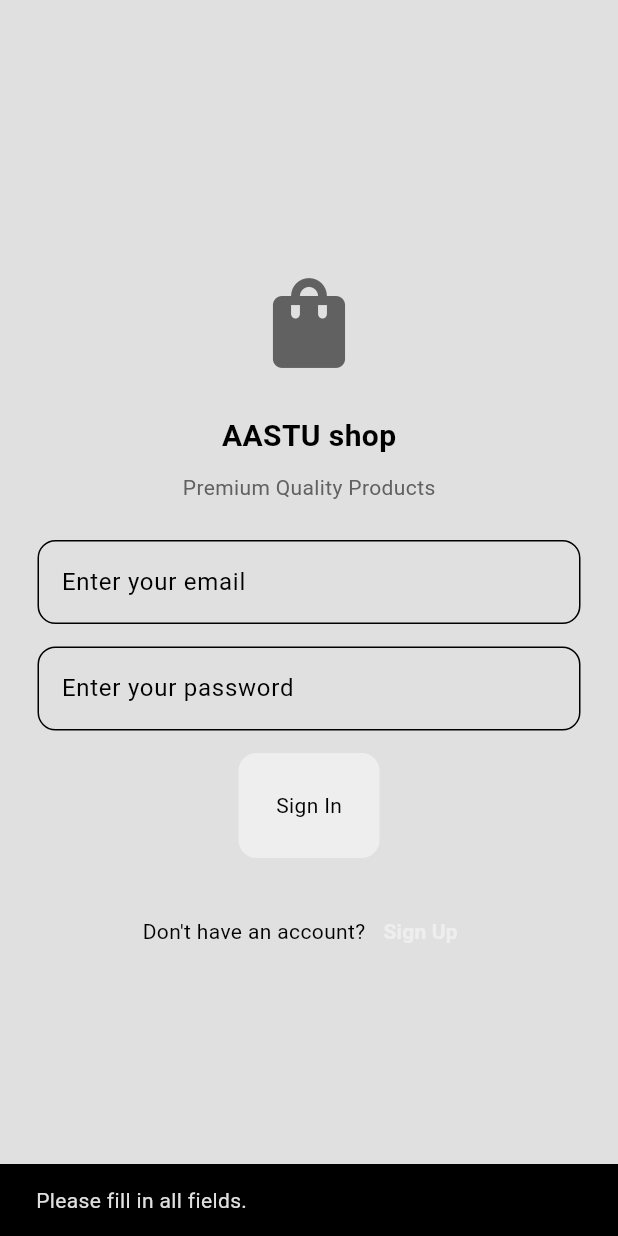
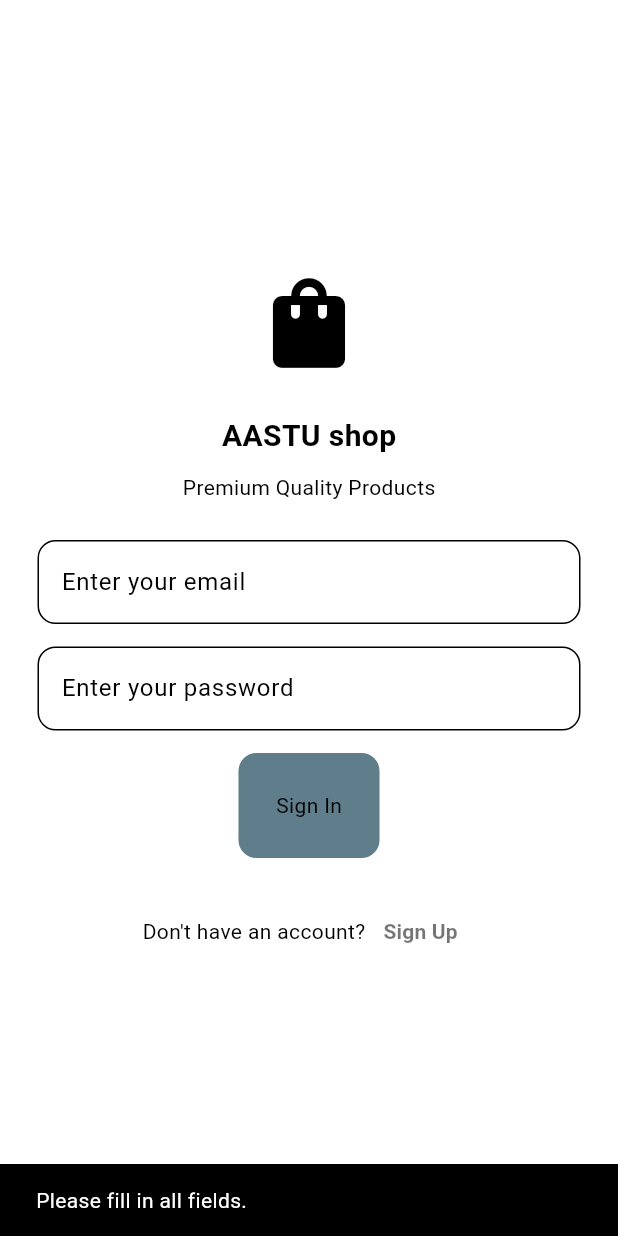
Before and after one commit to Abemchegen/onlineshop, a Flutter app: the screen it shows after launch, after a tap on "Sign In", on a phone screen of 412 x 824 dp. Run offline on Flutter 3.47's test engine with Material 3 defaults, Android fonts, the phone set to English and light mode, and no system bars; our stand-ins replace shared_preferences.

Commit message:
color change

```diff
--- a/lib/pages/intro_page.dart
+++ b/lib/pages/intro_page.dart
@@ -33,9 +33,7 @@ class IntroPage extends StatelessWidget {
           // Save token locally
           SharedPreferences prefs = await SharedPreferences.getInstance();
           prefs.setString('auth_token', token);
-          ScaffoldMessenger.of(context).showSnackBar(
-            const SnackBar(content: Text("Sign-Up Successful!")),
-          );
+
           Navigator.pushNamed(
               context, '/shop_page'); // Navigate to the shop page
         } else {
@@ -120,7 +118,8 @@ class IntroPage extends StatelessWidget {
                   onPressed: () => Navigator.pushNamed(context, '/signup_page'),
                   child: const Text(
                     "Sign Up",
-                    style: TextStyle(fontWeight: FontWeight.bold),
+                    style: TextStyle(fontWeight: FontWeight.bold, color: Colors.black54),
+
                   ),
                 ),
               ],
--- a/lib/pages/signup_page.dart
+++ b/lib/pages/signup_page.dart
@@ -43,13 +43,10 @@ class SignUpPage extends StatelessWidget {
           password: password,
         );
 
-        // Debug: print the response to understand its structure
-        print("Response: $response");
-
         if (response["status"] != null &&
             response['status'] == 'Account created successfully') {
           Navigator.pop(context);
-          Navigator.pushNamed(context, '/shop_page');
+          Navigator.pushNamed(context, '/signup_page');
           print("here");
         } else {
           ScaffoldMessenger.of(context).showSnackBar(
--- a/lib/theme/light_mode.dart
+++ b/lib/theme/light_mode.dart
@@ -2,9 +2,9 @@ import "package:flutter/material.dart";
 
 ThemeData lightmode = ThemeData(
   colorScheme: ColorScheme.light(
-    surface: Colors.grey.shade300,
-    primary: Colors.grey.shade200,
+    surface: Colors.white,
+    primary: Colors.blueGrey,
     secondary: Colors.white,
-    inversePrimary: Colors.grey.shade700,
+    inversePrimary: Colors.black,
   ),
 );
```
Also changed, not shown: 1 other file.
